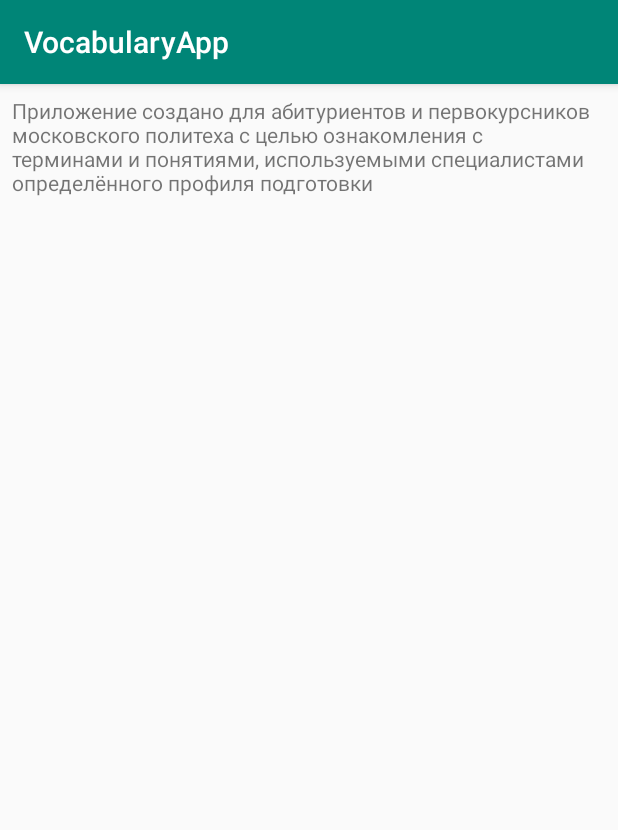
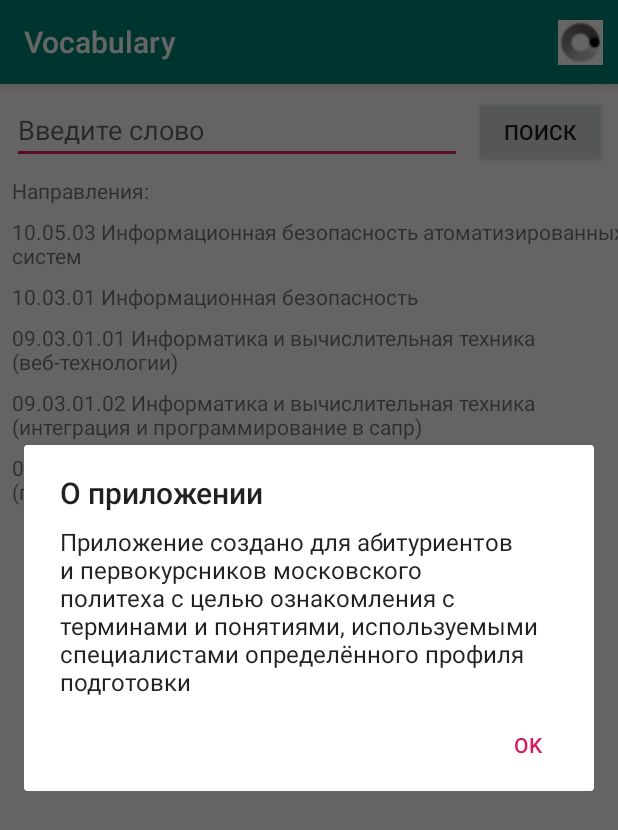
Before and after one commit to pirogovaaaaaa/slovar_polytech, an Android app: the screen it shows after launch (AboutAppActivity before the commit, MainActivity after it), in the options menu, after a tap on "О приложении", on a phone screen of 412 x 824 dp. Shown: the top 830 px of the screen. Run offline under Robolectric (Android 15) with nearby library versions, the phone set to English and light mode, and no system bars.

Commit message:
Changed the way to display information about the application.

```diff
--- a/AndroidApp/VocabularyApp/app/src/main/java/com/example/vocabularyapp/AboutAppActivity.java
+++ /dev/null
@@ -1,13 +0,0 @@
-package com.example.vocabularyapp;
-
-import android.support.v7.app.AppCompatActivity;
-import android.os.Bundle;
-
-public class AboutAppActivity extends AppCompatActivity {
-
-    @Override
-    protected void onCreate(Bundle savedInstanceState) {
-        super.onCreate(savedInstanceState);
-        setContentView(R.layout.activity_about_app);
-    }
-}
--- a/AndroidApp/VocabularyApp/app/src/main/java/com/example/vocabularyapp/MainActivity.java
+++ b/AndroidApp/VocabularyApp/app/src/main/java/com/example/vocabularyapp/MainActivity.java
@@ -1,6 +1,8 @@
 package com.example.vocabularyapp;
 
+import android.content.DialogInterface;
 import android.content.Intent;
+import android.support.v7.app.AlertDialog;
 import android.support.v7.app.AppCompatActivity;
 import android.os.Bundle;
 import android.view.Menu;
@@ -35,8 +37,22 @@ public class MainActivity extends AppCompatActivity {
                 startActivity(intentAboutUs);
                 return true;
             case R.id.about_app:
-                Intent intentAboutApp = new Intent(this, AboutAppActivity.class);
-                startActivity(intentAboutApp);
+                AlertDialog.Builder builder = new AlertDialog.Builder(MainActivity.this);
+                builder.setTitle("О приложении");
+                builder.setMessage(R.string.aboutAppText);
+                builder.setCancelable(false);
+                builder.setNegativeButton(
+                        "OK",
+                        new DialogInterface.OnClickListener() {
+                            public void onClick(DialogInterface dialog, int which) {
+                                dialog.cancel();
+                            }
+                        }
+                );
+
+                AlertDialog alertDialog = builder.create();
+                alertDialog.show();
+
                 return true;
             case R.id.add_word:
                 Intent intentAddWord = new Intent(this, AddWordActivity.class);
--- a/AndroidApp/VocabularyApp/app/src/main/res/layout/activity_about_app.xml
+++ /dev/null
@@ -1,22 +0,0 @@
-<?xml version="1.0" encoding="utf-8"?>
-<android.support.constraint.ConstraintLayout xmlns:android="http://schemas.android.com/apk/res/android"
-    xmlns:app="http://schemas.android.com/apk/res-auto"
-    xmlns:tools="http://schemas.android.com/tools"
-    android:layout_width="match_parent"
-    android:layout_height="match_parent"
-    tools:context=".AboutAppActivity">
-
-    <TextView
-        android:id="@+id/textView"
-        android:layout_width="0dp"
-        android:layout_height="wrap_content"
-        android:layout_marginStart="8dp"
-        android:layout_marginLeft="8dp"
-        android:layout_marginTop="8dp"
-        android:layout_marginEnd="8dp"
-        android:layout_marginRight="8dp"
-        android:text="@string/aboutAppText"
-        app:layout_constraintEnd_toEndOf="parent"
-        app:layout_constraintStart_toStartOf="parent"
-        app:layout_constraintTop_toTopOf="parent" />
-</android.support.constraint.ConstraintLayout>
--- a/AndroidApp/VocabularyApp/app/src/main/res/values/strings.xml
+++ b/AndroidApp/VocabularyApp/app/src/main/res/values/strings.xml
@@ -1,5 +1,5 @@
 <resources>
-    <string name="app_name">VocabularyApp</string>
+    <string name="app_name">Vocabulary</string>
     <string name="developers">
         \tАлексеев Николай\n
         \tАнтипов Андрей\n
```
